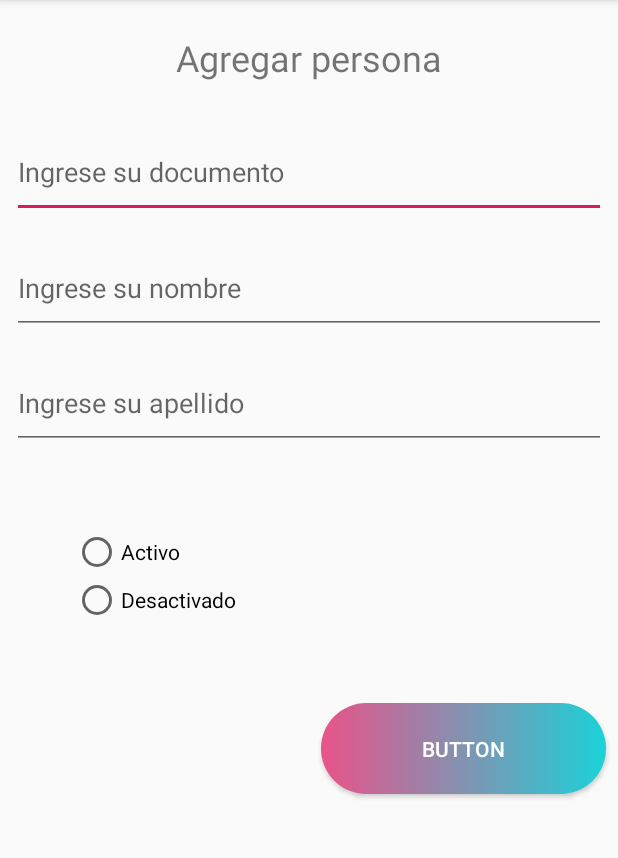
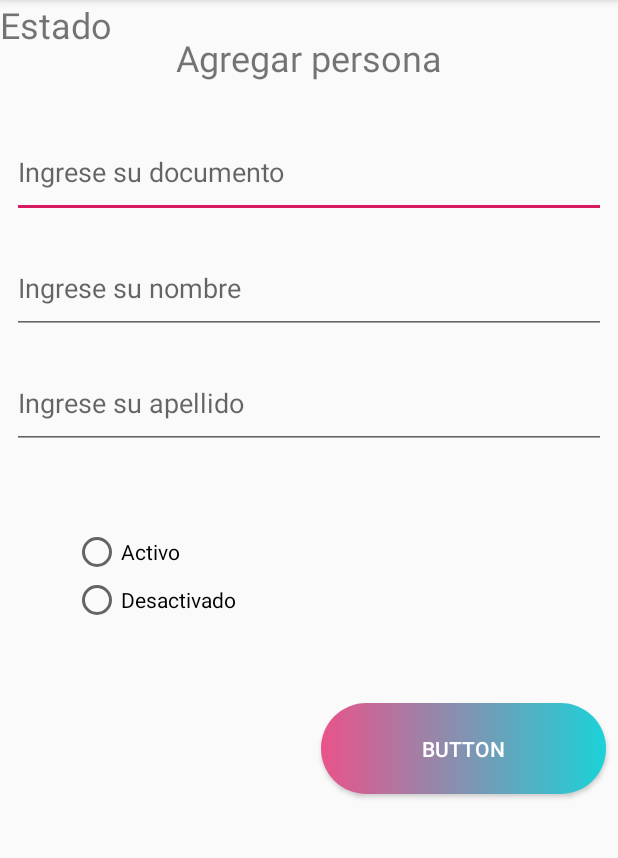
Before and after one commit to sercortes/pruebaFinal, an Android app: the screen it shows after launch (MainActivity), on a phone screen of 412 x 824 dp, the part 84-942 px from its top. Run offline under Robolectric (Android 15) with nearby library versions, the phone set to English and light mode, and no system bars.

```diff
--- /dev/null
+++ b/app/src/main/res/drawable/ic_camera_alt_black_24dp.xml
@@ -0,0 +1,6 @@
+<vector android:height="24dp" android:tint="#FFFFFF"
+    android:viewportHeight="24.0" android:viewportWidth="24.0"
+    android:width="24dp" xmlns:android="http://schemas.android.com/apk/res/android">
+    <path android:fillColor="#FF000000" android:pathData="M12,12m-3.2,0a3.2,3.2 0,1 1,6.4 0a3.2,3.2 0,1 1,-6.4 0"/>
+    <path android:fillColor="#FF000000" android:pathData="M9,2L7.17,4L4,4c-1.1,0 -2,0.9 -2,2v12c0,1.1 0.9,2 2,2h16c1.1,0 2,-0.9 2,-2L22,6c0,-1.1 -0.9,-2 -2,-2h-3.17L15,2L9,2zM12,17c-2.76,0 -5,-2.24 -5,-5s2.24,-5 5,-5 5,2.24 5,5 -2.24,5 -5,5z"/>
+</vector>
--- a/app/src/main/res/layout/activity_main.xml
+++ b/app/src/main/res/layout/activity_main.xml
@@ -161,4 +161,13 @@
         app:layout_constraintTop_toTopOf="@+id/guideline5"
         />
 
+    <TextView
+        android:id="@+id/textView"
+        android:layout_width="wrap_content"
+        android:layout_height="wrap_content"
+        android:text="@string/TextViewEstado"
+        android:textSize="24sp"
+        tools:layout_editor_absoluteX="48dp"
+        tools:layout_editor_absoluteY="302dp" />
+
 </androidx.constraintlayout.widget.ConstraintLayout>
--- a/app/src/main/res/values/strings.xml
+++ b/app/src/main/res/values/strings.xml
@@ -4,4 +4,5 @@
     <string name="editTextDocument">Ingrese su documento</string>
     <string name="editTextName">Ingrese su nombre</string>
     <string name="editTextLastName">Ingrese su apellido</string>
+    <string name="TextViewEstado">Estado</string>
 </resources>
```
Also changed, not shown: app/src/main/res/menu/actionbar.xml (added, +10 -0 lines).
